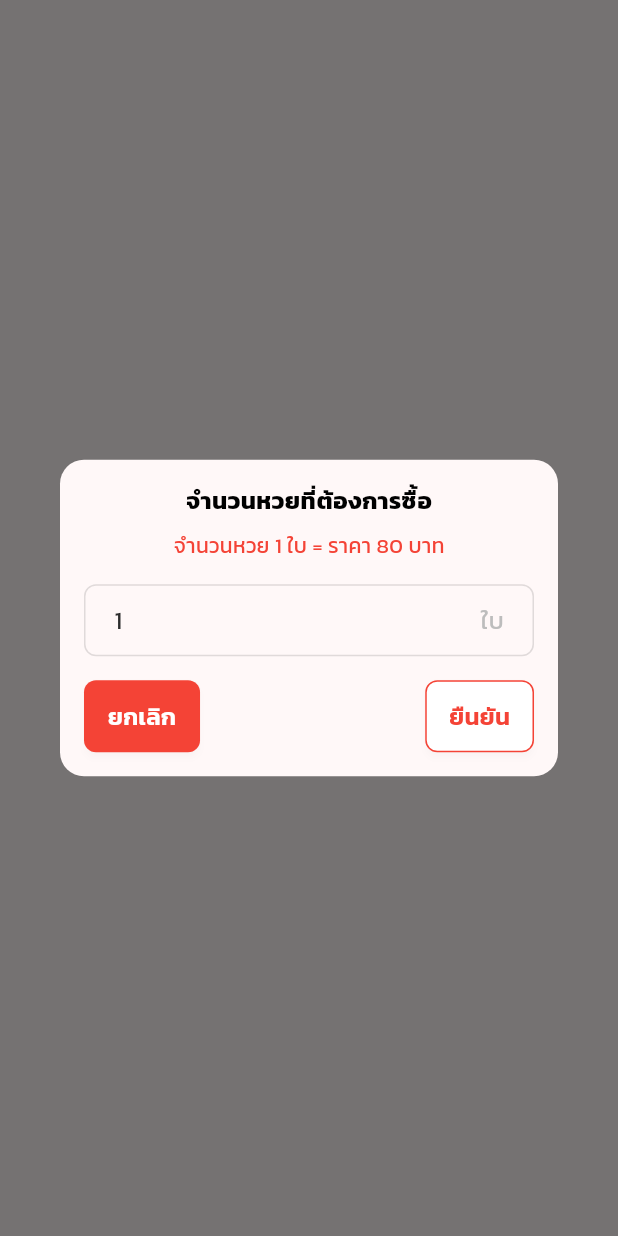
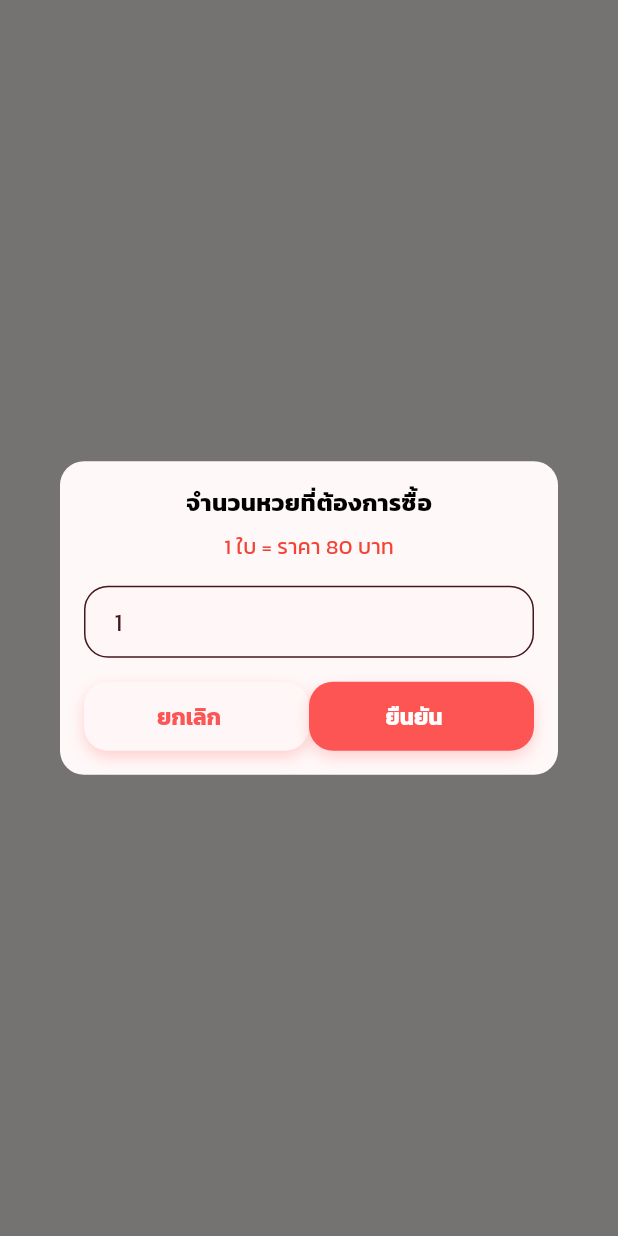
Before and after one commit to TheeraphatStudent/Locatto, a Flutter app: what showPurchaseDialogue() shows on an empty page, opened directly with empty values, on a phone screen of 412 x 824 dp. Run offline on Flutter 3.47's test engine with Material 3 defaults, Android fonts, the phone set to English and light mode, and no system bars; our stand-ins replace file_picker, flutter_secure_storage, qr_flutter; missing offline and left inert: dart_jsonwebtoken, flutter_popup_card; accounts and stored records are empty; project files that could hold a hidden picture were left out.

Commit message:
feat: improve lotter ux, button and improve dialogue button

```diff
--- a/app/lib/components/Dialogue.dart
+++ b/app/lib/components/Dialogue.dart
@@ -1,5 +1,7 @@
 import 'dart:ui'; // สำหรับเบลอพื้นหลัง
 
+import 'package:app/components/Button.dart';
+import 'package:app/components/Input.dart';
 import 'package:flutter/material.dart';
 
 enum DialogType { success, error, warning, info, custom }
@@ -491,43 +493,47 @@ void showPurchaseDialogue(
               ),
               const SizedBox(height: 8),
               const Text(
-                'จำนวนหวย 1 ใบ = ราคา 80 บาท',
+                '1 ใบ = ราคา 80 บาท',
                 style: TextStyle(fontSize: 14, color: Colors.red),
               ),
               const SizedBox(height: 16),
-              TextField(
+              // TextField(
+              //   controller: _lotteryAmountController,
+              //   keyboardType: TextInputType.number,
+              //   decoration: InputDecoration(
+              //     hintText: '1',
+              //     suffixText: 'ใบ',
+              //     border: OutlineInputBorder(
+              //       borderRadius: BorderRadius.circular(8),
+              //     ),
+              //   ),
+              // ),
+              Input(
                 controller: _lotteryAmountController,
-                keyboardType: TextInputType.number,
-                decoration: InputDecoration(
+                // keyboardType: TextInputType.number,
                 hintText: '1',
                 suffixText: 'ใบ',
-                  border: OutlineInputBorder(
-                    borderRadius: BorderRadius.circular(8),
-                  ),
-                ),
               ),
               const SizedBox(height: 16),
               Row(
                 mainAxisAlignment: MainAxisAlignment.spaceBetween,
                 children: [
-                  ElevatedButton(
+                  Flexible(
+                    child: ButtonActions(
+                      text: 'ยกเลิก',
+                      variant: ButtonVariant.light,
                       onPressed: () {
-                      Navigator.pop(context); // ปิด dialog
+                        Navigator.pop(context);
                       },
-                    style: ElevatedButton.styleFrom(
-                      backgroundColor: Colors.red,
-                      shape: RoundedRectangleBorder(
-                        borderRadius: BorderRadius.circular(8),
                     ),
                   ),
-                    child: const Text(
-                      'ยกเลิก',
-                      style: TextStyle(color: Colors.white),
-                    ),
-                  ),
-                  ElevatedButton(
+                  Flexible(
+                    child: ButtonActions(
+                      text: 'ยืนยัน',
+                      variant: ButtonVariant.primary,
                       onPressed: () {
-                      final value = _lotteryAmountController.text.trim().isEmpty
+                        final value =
+                            _lotteryAmountController.text.trim().isEmpty
                             ? ((initialValue == null || initialValue.isEmpty)
                                   ? '1'
                                   : initialValue)
@@ -535,16 +541,6 @@ void showPurchaseDialogue(
                         onConfirm(value);
                         Navigator.pop(context);
                       },
-                    style: ElevatedButton.styleFrom(
-                      backgroundColor: Colors.white,
-                      shape: RoundedRectangleBorder(
-                        borderRadius: BorderRadius.circular(8),
-                      ),
-                      side: const BorderSide(color: Colors.red),
-                    ),
-                    child: const Text(
-                      'ยืนยัน',
-                      style: TextStyle(color: Colors.red),
                     ),
                   ),
                 ],
--- a/app/lib/components/Input.dart
+++ b/app/lib/components/Input.dart
@@ -17,6 +17,8 @@ class Input extends StatefulWidget {
   final bool obscureText;
   final String? Function(String?)? validator;
   final String? helperText;
+
+  final String? suffixText;
 
   final InputVariant variant;
   final Color? suffixColor;
@@ -60,6 +62,7 @@ class Input extends StatefulWidget {
     this.onActionsBadgePressed,
     this.actionBadgePosition = ActionBadgePosition.right,
     this.onChanged,
+    this.suffixText,
   });
 
   @override
--- a/app/lib/pages/lottery.page.dart
+++ b/app/lib/pages/lottery.page.dart
@@ -142,7 +142,7 @@ class _LotteryPageState extends State<LotteryPage> {
               itemsPerPage,
             );
 
-      log("Lottery Fetch: ${response.toString()}");
+      // log("Lottery Fetch: ${response.toString()}");
 
       if (response != null && response['data'] != null) {
         dynamic rawData = response['data'];
@@ -235,6 +235,8 @@ class _LotteryPageState extends State<LotteryPage> {
           throw Exception(paymentResponse['message'] ?? 'Payment failed');
         }
 
+        log("Payment create complete!");
+
         final payid = paymentResponse['payid'];
 
         // Step 2: Create purchase
@@ -248,6 +250,8 @@ class _LotteryPageState extends State<LotteryPage> {
         if (purchaseResponse['statusCode'] != 200) {
           throw Exception(purchaseResponse['message'] ?? 'Purchase failed');
         }
+
+        log("Purchase create complete!");
 
         Navigator.of(context).pop();
 
```
Also changed, not shown: app/lib/components/Button.dart (+15 -15 lines), app/lib/components/Lottery.dart (+39 -13 lines). Lines whose indentation alone changed are shown as unchanged.
